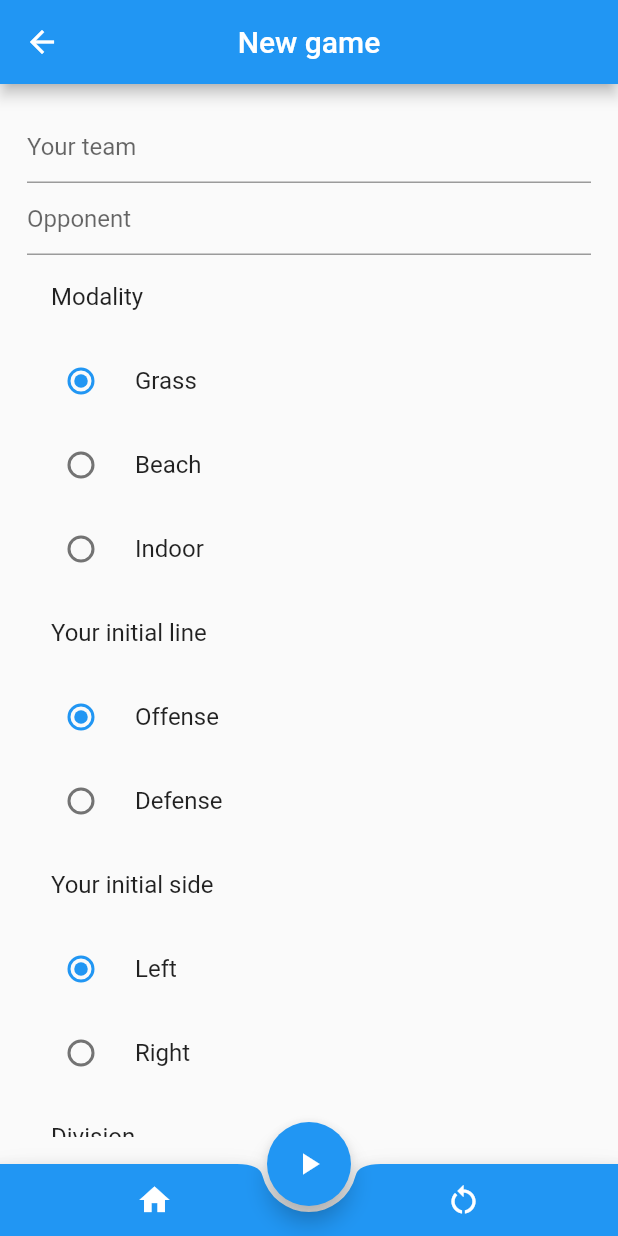
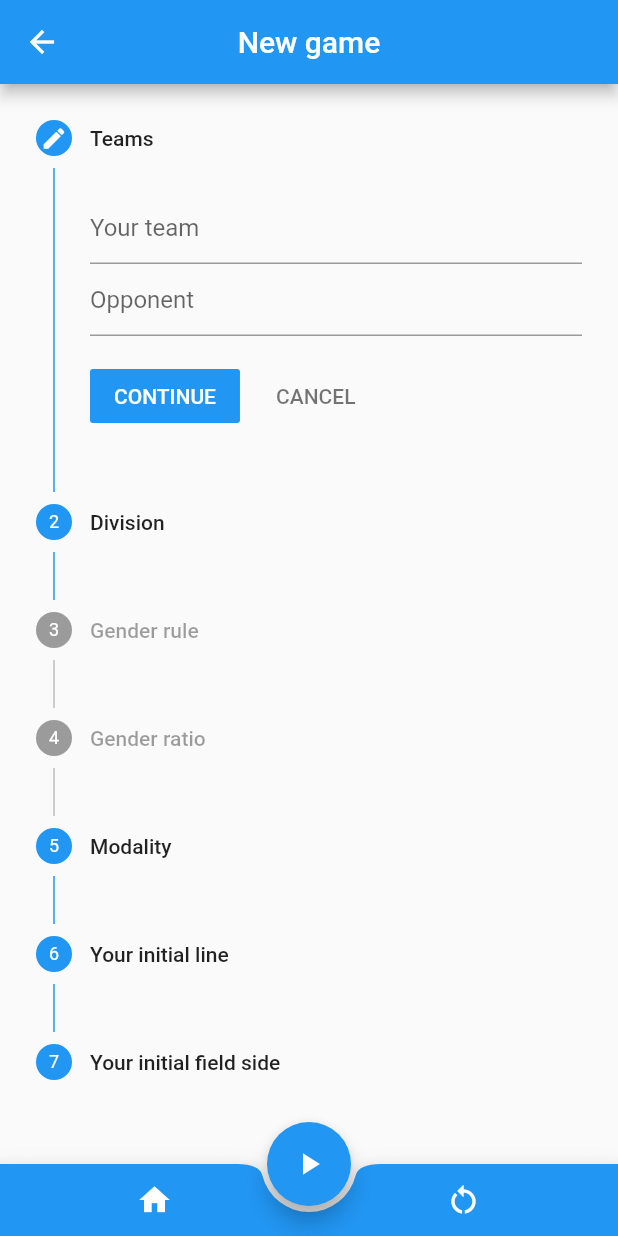
Before and after one commit to alfredoUcar/ultiplay, a Flutter app: the screen it shows after launch, after a tap on the "add" icon, on a phone screen of 412 x 824 dp. Run offline on Flutter 3.47's test engine with Material 2 defaults, Android fonts, the phone set to English and light mode, and no system bars.

Commit message:
restyle new game form as multi step

```diff
--- a/lib/screens/new_game.dart
+++ b/lib/screens/new_game.dart
@@ -34,6 +34,7 @@ class _NewGameState extends State<NewGame> {
   String _modality = Modality.grass.toString();
   String _genderRatio = GenderRatio.moreWomen.toString();
   String? _endzoneASide = FieldSide.left.toString();
+  int _index = 0;
 
   @override
   void initState() {
@@ -53,6 +54,59 @@ class _NewGameState extends State<NewGame> {
   Widget build(BuildContext context) {
     _screenArguments =
         ModalRoute.of(context)!.settings.arguments as NewGameArguments;
+    var _steps = [
+      {
+        'title': 'Teams',
+        'active': true,
+        'state': StepState.indexed,
+        'content': teams(),
+      },
+      {
+        'title': 'Division',
+        'active': true,
+        'state': StepState.indexed,
+        'content': divisionOptions(),
+      },
+      {
+        'title': 'Gender rule',
+        'active': _division == Division.mixed.toString(),
+        'state': _division == Division.mixed.toString()
+            ? StepState.indexed
+            : StepState.disabled,
+        'content': genderRatioRules(),
+      },
+      {
+        'title': 'Gender ratio',
+        'active': _division == Division.mixed.toString(),
+        'state': _division == Division.mixed.toString()
+            ? StepState.indexed
+            : StepState.disabled,
+        'content': Column(
+          children: [
+            genderRatioOptionsForRuleA(),
+            genderRatioOptionsForRuleB(),
+          ],
+        ),
+      },
+      {
+        'title': 'Modality',
+        'active': true,
+        'state': StepState.indexed,
+        'content': modalityOptions(),
+      },
+      {
+        'title': 'Your initial line',
+        'active': true,
+        'state': StepState.indexed,
+        'content': lineOptions(),
+      },
+      {
+        'title': 'Your initial field side',
+        'active': true,
+        'state': StepState.indexed,
+        'content': fieldSideOptions(),
+      },
+    ];
 
     return Scaffold(
       appBar: AppBar(
@@ -88,33 +142,40 @@ class _NewGameState extends State<NewGame> {
         ),
         color: Colors.blue,
       ),
-      body: Container(
-        child: Padding(
-          padding: const EdgeInsets.all(18.0),
-          child: Form(
-            key: _formKey,
-            child: ListView(
-              children: [
-                TextFormField(
-                  decoration: InputDecoration(hintText: 'Your team'),
-                  validator: nonEmptyTextValidator,
-                  controller: mainTeamController,
-                ),
-                TextFormField(
-                  decoration: InputDecoration(hintText: 'Opponent'),
-                  validator: nonEmptyTextValidator,
-                  controller: opponentTeamController,
-                ),
-                modalityOptions(),
-                lineOptions(),
-                fieldSideOptions(),
-                divisionOptions(),
-                genderRatioRules(),
-                genderRatioOptionsForRuleA(),
-                genderRatioOptionsForRuleB(),
-              ],
-            ),
-          ),
+      body: Form(
+        key: _formKey,
+        child: Stepper(
+          currentStep: _index,
+          onStepCancel: () {
+            if (_index > 0) {
+              setState(() {
+                _index -= 1;
+              });
+            }
+          },
+          onStepContinue: () {
+            if (_index < _steps.length) {
+              setState(() {
+                _index += 1;
+              });
+            }
+          },
+          onStepTapped: (int index) {
+            setState(() {
+              _index = index;
+            });
+          },
+          steps: _steps.asMap().entries.map((entry) {
+            var index = entry.key;
+            var step = entry.value;
+            return Step(
+                state: index == _index
+                    ? StepState.editing
+                    : step['state'] as StepState,
+                isActive: step['active'] as bool,
+                title: Text(step['title'] as String),
+                content: step['content'] as Widget);
+          }).toList(),
         ),
       ),
     );
@@ -123,9 +184,6 @@ class _NewGameState extends State<NewGame> {
   Widget lineOptions() {
     return Column(
       children: [
-        ListTile(
-          title: Text('Your initial line'),
-        ),
         ...Position.values.asMap().entries.map((entry) {
           Position position = entry.value;
           return RadioListTile(
@@ -145,12 +203,35 @@ class _NewGameState extends State<NewGame> {
     );
   }
 
+  Widget teams() {
+    return Column(
+      children: [
+        TextFormField(
+          decoration: InputDecoration(hintText: 'Your team'),
+          validator: nonEmptyTextValidator,
+          controller: mainTeamController,
+        ),
+        TextFormField(
+          decoration: InputDecoration(hintText: 'Opponent'),
+          validator: (String? value) {
+            var error = nonEmptyTextValidator(value);
+            if (error != null) {
+              return error;
+            }
+            if (mainTeamController.text == opponentTeamController.text) {
+              return 'Teams should be different';
+            }
+            return null;
+          },
+          controller: opponentTeamController,
+        ),
+      ],
+    );
+  }
+
   Widget modalityOptions() {
     return Column(
       children: [
-        ListTile(
-          title: Text('Modality'),
-        ),
         ...Modality.values.asMap().entries.map((entry) {
           Modality modality = entry.value;
           return RadioListTile(
@@ -173,9 +254,6 @@ class _NewGameState extends State<NewGame> {
   Widget fieldSideOptions() {
     return Column(
       children: [
-        ListTile(
-          title: Text('Your initial side'),
-        ),
         ...FieldSide.values.asMap().entries.map((entry) {
           FieldSide side = entry.value;
           return RadioListTile(
@@ -198,9 +276,6 @@ class _NewGameState extends State<NewGame> {
   Widget divisionOptions() {
     return Column(
       children: [
-        ListTile(
-          title: Text('Division'),
-        ),
         ...Division.values.asMap().entries.map((entry) {
           Division division = entry.value;
           return RadioListTile(
@@ -277,9 +352,6 @@ class _NewGameState extends State<NewGame> {
       visible: _division == Division.mixed.toString(),
       child: Column(
         children: [
-          ListTile(
-            title: Text('Gender ratio'),
-          ),
           RadioListTile(
             title: Text('Rule A: prescribed'),
             value: GenderRatioRule.ruleA.toString(),
```
